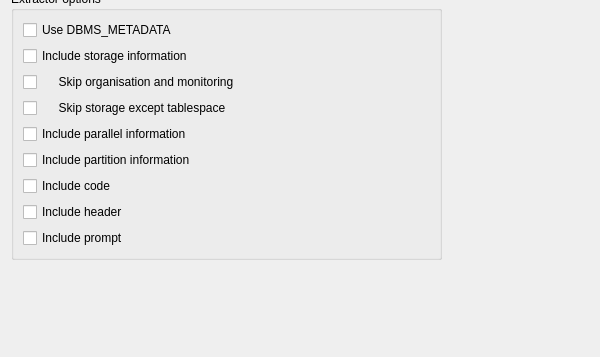
tora-tool/tora, file src/main/tooraclesettingui.ui: the form before one commit; both pictures show x 0 to 600 and y 160 to 517 of the 600 by 517 pixel window.
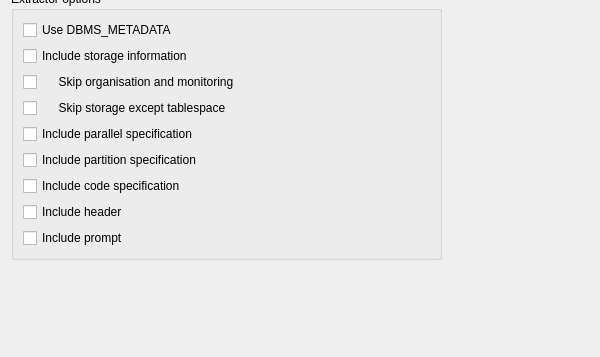
The form after the commit.

Patch:
```diff
--- a/src/main/tooraclesettingui.ui
+++ b/src/main/tooraclesettingui.ui
@@ -159,21 +159,21 @@
       <item>
        <widget class="QCheckBox" name="IncludeParallelBool">
         <property name="text">
-         <string>Include parallel information</string>
+         <string>Include parallel specification</string>
         </property>
        </widget>
       </item>
       <item>
        <widget class="QCheckBox" name="IncludePartitionBool">
         <property name="text">
-         <string>Include partition information</string>
+         <string>Include partition specification</string>
         </property>
        </widget>
       </item>
       <item>
        <widget class="QCheckBox" name="IncludeCodeBool">
         <property name="text">
-         <string>Include code</string>
+         <string>Include code specification</string>
         </property>
        </widget>
       </item>
```
